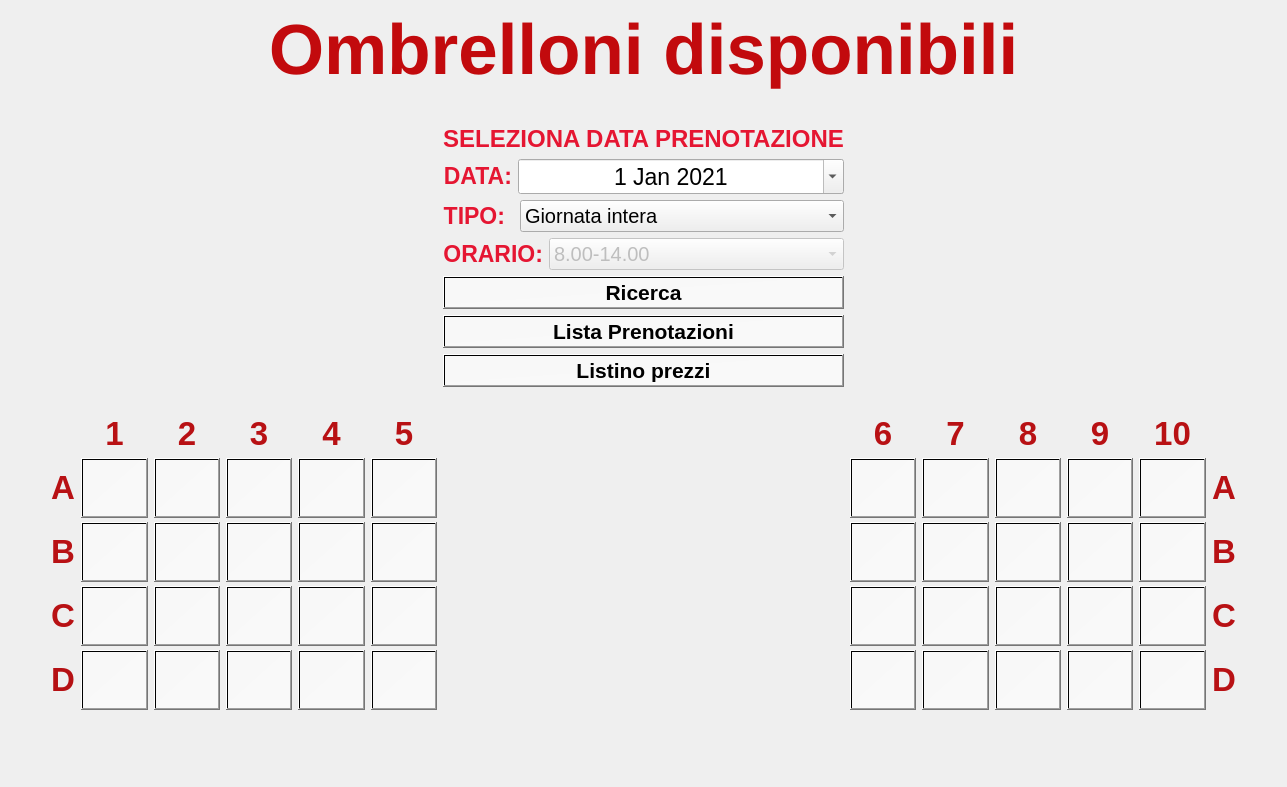
Old version of the form ui/ombrelloni_1.ui in the repository Raccispini/Progetto-Hotel.
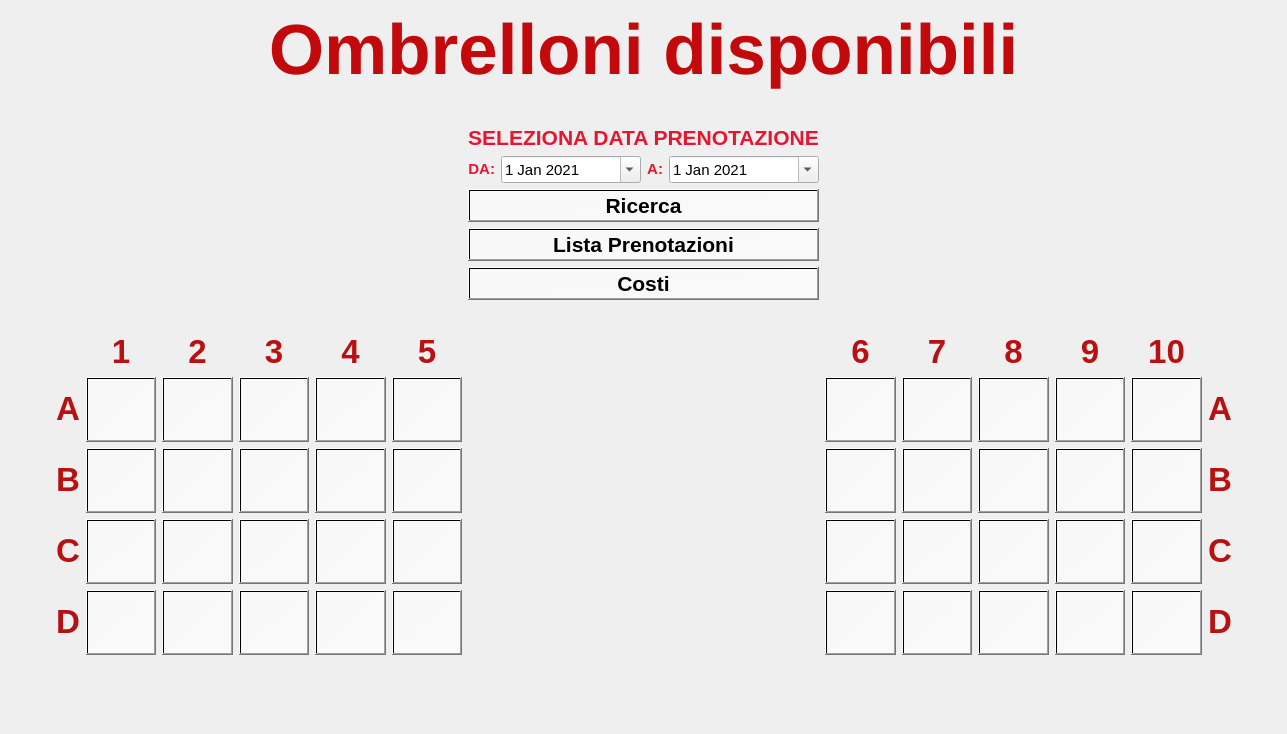
New version of the form. Icons and pictures are not drawn.

The edit to the form file:
```diff
--- a/ui/ombrelloni_1.ui
+++ b/ui/ombrelloni_1.ui
@@ -7,13 +7,13 @@
     <x>0</x>
     <y>0</y>
     <width>1287</width>
-    <height>787</height>
+    <height>734</height>
    </rect>
   </property>
   <property name="minimumSize">
    <size>
     <width>1287</width>
-    <height>787</height>
+    <height>726</height>
    </size>
   </property>
   <property name="windowTitle">
@@ -1456,6 +1456,65 @@
         </property>
        </spacer>
       </item>
+      <item row="4" column="2">
+       <spacer name="verticalSpacer_2">
+        <property name="orientation">
+         <enum>Qt::Vertical</enum>
+        </property>
+        <property name="sizeType">
+         <enum>QSizePolicy::Fixed</enum>
+        </property>
+        <property name="sizeHint" stdset="0">
+         <size>
+          <width>20</width>
+          <height>40</height>
+         </size>
+        </property>
+       </spacer>
+      </item>
+      <item row="1" column="1">
+       <widget class="QLabel" name="label">
+        <property name="sizePolicy">
+         <sizepolicy hsizetype="Fixed" vsizetype="Fixed">
+          <horstretch>0</horstretch>
+          <verstretch>0</verstretch>
+         </sizepolicy>
+        </property>
+        <property name="font">
+         <font>
+          <family>Arial</family>
+          <pointsize>16</pointsize>
+          <weight>75</weight>
+          <bold>true</bold>
+         </font>
+        </property>
+        <property name="styleSheet">
+         <string notr="true">color: rgb(229, 22, 50);background-image: url(:/ombrelloni/tpg.png);</string>
+        </property>
+        <property name="text">
+         <string>SELEZIONA DATA PRENOTAZIONE</string>
+        </property>
+        <property name="alignment">
+         <set>Qt::AlignCenter</set>
+        </property>
+       </widget>
+      </item>
+      <item row="0" column="1">
+       <spacer name="verticalSpacer_3">
+        <property name="orientation">
+         <enum>Qt::Vertical</enum>
+        </property>
+        <property name="sizeType">
+         <enum>QSizePolicy::Fixed</enum>
+        </property>
+        <property name="sizeHint" stdset="0">
+         <size>
+          <width>13</width>
+          <height>28</height>
+         </size>
+        </property>
+       </spacer>
+      </item>
       <item row="2" column="1">
        <layout class="QVBoxLayout" name="verticalLayout">
         <property name="sizeConstraint">
@@ -1476,7 +1535,7 @@
               <property name="font">
                <font>
                 <family>Arial</family>
-                <pointsize>17</pointsize>
+                <pointsize>11</pointsize>
                 <weight>75</weight>
                 <bold>true</bold>
                </font>
@@ -1486,7 +1545,7 @@
 color: rgb(229, 22, 50);</string>
               </property>
               <property name="text">
-               <string>DATA:</string>
+               <string>DA:</string>
               </property>
               <property name="alignment">
                <set>Qt::AlignRight|Qt::AlignTrailing|Qt::AlignVCenter</set>
@@ -1503,12 +1562,9 @@
               </property>
               <property name="font">
                <font>
-                <pointsize>17</pointsize>
+                <pointsize>11</pointsize>
                </font>
               </property>
-              <property name="alignment">
-               <set>Qt::AlignCenter</set>
-              </property>
               <property name="calendarPopup">
                <bool>true</bool>
               </property>
@@ -1523,124 +1579,61 @@
             </item>
            </layout>
           </item>
-         </layout>
-        </item>
-        <item>
-         <layout class="QHBoxLayout" name="horizontalLayout_2">
-          <property name="spacing">
-           <number>15</number>
-          </property>
           <item>
-           <widget class="QLabel" name="label_3">
-            <property name="sizePolicy">
-             <sizepolicy hsizetype="Fixed" vsizetype="Fixed">
-              <horstretch>0</horstretch>
-              <verstretch>0</verstretch>
-             </sizepolicy>
-            </property>
-            <property name="font">
-             <font>
-              <family>Arial</family>
-              <pointsize>17</pointsize>
-              <weight>75</weight>
-              <bold>true</bold>
-             </font>
-            </property>
-            <property name="styleSheet">
-             <string notr="true">background-image: url(:/ombrelloni/tpg.png);
-color: rgb(229, 22, 50);</string>
-            </property>
-            <property name="text">
-             <string>TIPO:</string>
-            </property>
-            <property name="alignment">
-             <set>Qt::AlignRight|Qt::AlignTrailing|Qt::AlignVCenter</set>
-            </property>
-           </widget>
-          </item>
-          <item>
-           <widget class="QComboBox" name="cB_tipo">
-            <property name="font">
-             <font>
-              <pointsize>15</pointsize>
-             </font>
-            </property>
-            <property name="styleSheet">
-             <string notr="true">background-image: url(:/ombrelloni/tpg.png);
-</string>
-            </property>
+           <layout class="QHBoxLayout" name="horizontalLayout_2">
             <item>
-             <property name="text">
-              <string>Giornata intera</string>
-             </property>
+             <widget class="QLabel" name="label_3">
+              <property name="sizePolicy">
+               <sizepolicy hsizetype="Fixed" vsizetype="Fixed">
+                <horstretch>0</horstretch>
+                <verstretch>0</verstretch>
+               </sizepolicy>
+              </property>
+              <property name="font">
+               <font>
+                <family>Arial</family>
+                <pointsize>11</pointsize>
+                <weight>75</weight>
+                <bold>true</bold>
+               </font>
+              </property>
+              <property name="styleSheet">
+               <string notr="true">background-image: url(:/ombrelloni/tpg.png);color: rgb(229, 22, 50);</string>
+              </property>
+              <property name="text">
+               <string>A:</string>
+              </property>
+              <property name="alignment">
+               <set>Qt::AlignRight|Qt::AlignTrailing|Qt::AlignVCenter</set>
+              </property>
+             </widget>
             </item>
             <item>
-             <property name="text">
-              <string>Mezza giornata</string>
-             </property>
+             <widget class="QDateEdit" name="dateEdit_2">
+              <property name="sizePolicy">
+               <sizepolicy hsizetype="Preferred" vsizetype="Fixed">
+                <horstretch>0</horstretch>
+                <verstretch>0</verstretch>
+               </sizepolicy>
+              </property>
+              <property name="font">
+               <font>
+                <pointsize>11</pointsize>
+               </font>
+              </property>
+              <property name="calendarPopup">
+               <bool>true</bool>
+              </property>
+              <property name="date">
+               <date>
+                <year>2021</year>
+                <month>1</month>
+                <day>1</day>
+               </date>
+              </property>
+             </widget>
             </item>
-           </widget>
-          </item>
-         </layout>
-        </item>
-        <item>
-         <layout class="QHBoxLayout" name="horizontalLayout_4">
-          <property name="spacing">
-           <number>6</number>
-          </property>
-          <item>
-           <widget class="QLabel" name="label_14">
-            <property name="sizePolicy">
-             <sizepolicy hsizetype="Fixed" vsizetype="Fixed">
-              <horstretch>0</horstretch>
-              <verstretch>0</verstretch>
-             </sizepolicy>
-            </property>
-            <property name="font">
-             <font>
-              <family>Arial</family>
-              <pointsize>17</pointsize>
-              <weight>75</weight>
-              <bold>true</bold>
-             </font>
-            </property>
-            <property name="styleSheet">
-             <string notr="true">background-image: url(:/ombrelloni/tpg.png);
-color: rgb(229, 22, 50);</string>
-            </property>
-            <property name="text">
-             <string>ORARIO:</string>
-            </property>
-            <property name="alignment">
-             <set>Qt::AlignRight|Qt::AlignTrailing|Qt::AlignVCenter</set>
-            </property>
-           </widget>
-          </item>
-          <item>
-           <widget class="QComboBox" name="cB_orario">
-            <property name="enabled">
-             <bool>false</bool>
-            </property>
-            <property name="font">
-             <font>
-              <pointsize>15</pointsize>
-             </font>
-            </property>
-            <property name="styleSheet">
-             <string notr="true">background-image: url(:/ombrelloni/tpg.png);
-</string>
-            </property>
-            <item>
-             <property name="text">
-              <string>8.00-14.00</string>
-             </property>
-            </item>
-            <item>
-             <property name="text">
-              <string>15.00-20.00</string>
-             </property>
-            </item>
-           </widget>
+           </layout>
           </item>
          </layout>
         </item>
@@ -1706,7 +1699,7 @@
 background-color: qlineargradient(spread:pad, x1:0, y1:0, x2:1, y2:1, stop:0 rgba(255, 255, 255, 140), stop:1 rgba(255, 255, 255, 165));</string>
           </property>
           <property name="text">
-           <string>Listino prezzi</string>
+           <string notr="true">Costi</string>
           </property>
          </widget>
         </item>
@@ -3068,49 +3061,6 @@
         </item>
        </layout>
       </item>
-      <item row="0" column="1">
-       <spacer name="verticalSpacer_3">
-        <property name="orientation">
-         <enum>Qt::Vertical</enum>
-        </property>
-        <property name="sizeType">
-         <enum>QSizePolicy::Fixed</enum>
-        </property>
-        <property name="sizeHint" stdset="0">
-         <size>
-          <width>13</width>
-          <height>28</height>
-         </size>
-        </property>
-       </spacer>
-      </item>
-      <item row="1" column="1">
-       <widget class="QLabel" name="label">
-        <property name="sizePolicy">
-         <sizepolicy hsizetype="Fixed" vsizetype="Fixed">
-          <horstretch>0</horstretch>
-          <verstretch>0</verstretch>
-         </sizepolicy>
-        </property>
-        <property name="font">
-         <font>
-          <family>Arial</family>
-          <pointsize>18</pointsize>
-          <weight>75</weight>
-          <bold>true</bold>
-         </font>
-        </property>
-        <property name="styleSheet">
-         <string notr="true">color: rgb(229, 22, 50);background-image: url(:/ombrelloni/tpg.png);</string>
-        </property>
-        <property name="text">
-         <string>SELEZIONA DATA PRENOTAZIONE</string>
-        </property>
-        <property name="alignment">
-         <set>Qt::AlignCenter</set>
-        </property>
-       </widget>
-      </item>
      </layout>
     </item>
    </layout>
```
Left out of the diff: 146 changed lines with no effect on the pictures.
